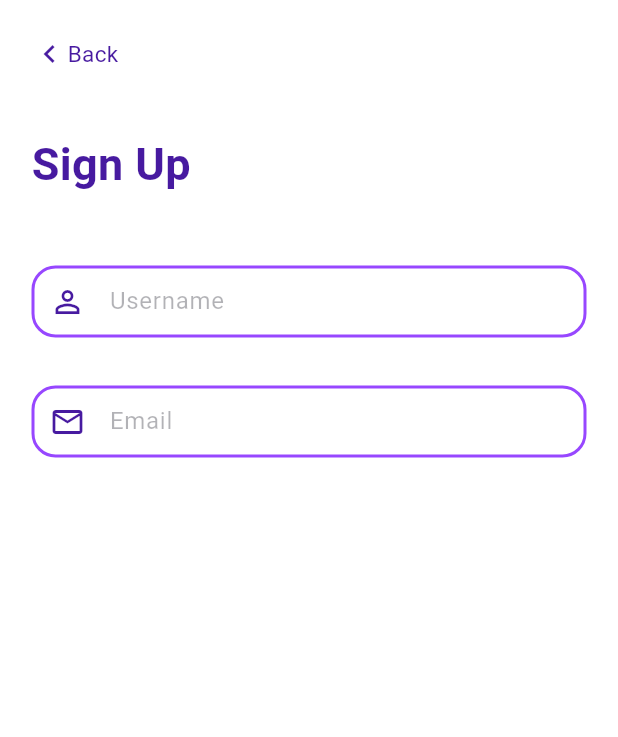
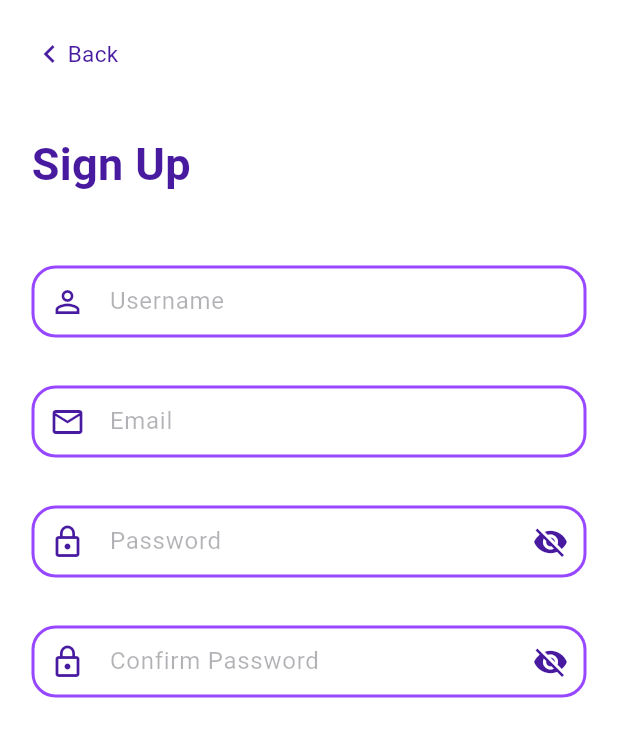
Before and after one commit to MartynaTyc/lab_mobilne, a Flutter app: the SignUpScreen screen opened directly, on a phone screen of 412 x 824 dp. Shown: the top 737 px of the screen. Run offline on Flutter 3.47's test engine with Material 3 defaults, Android fonts, the phone set to English and light mode, and no system bars.

Commit message:
na ekranie sign up - dodanie pola password i confirm password

```diff
--- a/lib/screens/sign_up_screen.dart
+++ b/lib/screens/sign_up_screen.dart
@@ -18,6 +18,12 @@ class _SignUpScreenState extends State<SignUpScreen> {
     borderRadius: BorderRadius.circular(borderRadius),
     borderSide: const BorderSide(color: borderColor, width: borderWidth),
   );
+
+  final passwordController = TextEditingController();
+  final confirmController = TextEditingController();
+
+  bool hidePassword = true;
+  bool hideConfirm = true;
 
   @override
   Widget build(BuildContext context) {
@@ -70,6 +76,51 @@ class _SignUpScreenState extends State<SignUpScreen> {
                     enabledBorder: border,
                     focusedBorder: border,),),),
 
+              const SizedBox(height: fieldToField),
+              SizedBox(
+                height: fieldHeight,
+                child: TextField(
+                  controller: passwordController,
+                  obscureText: hidePassword,
+                  decoration: InputDecoration(
+                    hintText: 'Password',
+                    hintStyle: const TextStyle(color: hintColor),
+                    prefixIcon: const Icon(Icons.lock_outline),
+                    prefixIconColor: titleColor,
+
+                    suffixIcon: IconButton(
+                      icon: Icon(hidePassword ? Icons.visibility_off : Icons.visibility, color: titleColor),
+                      onPressed: () {
+                        setState(() {
+                          hidePassword = !hidePassword;
+                        });
+                        },),
+                    contentPadding: EdgeInsets.zero,
+                    enabledBorder: border,
+                    focusedBorder: border,),),),
+
+              const SizedBox(height: fieldToField),
+              SizedBox(
+                height: fieldHeight,
+                child: TextField(
+                  controller: confirmController,
+                  obscureText: hideConfirm,
+                  decoration: InputDecoration(
+                    hintText: 'Confirm Password',
+                    hintStyle: const TextStyle(color: hintColor),
+                    prefixIcon: const Icon(Icons.lock_outline),
+                    prefixIconColor: titleColor,
+                    suffixIcon: IconButton(
+                      icon: Icon(hideConfirm ? Icons.visibility_off : Icons.visibility, color: titleColor),
+                      onPressed: () {
+                        setState(() {
+                          hideConfirm = !hideConfirm;
+                        });
+                      },),
+                    contentPadding: EdgeInsets.zero,
+                    enabledBorder: border,
+                    focusedBorder: border,),),),
+
             ],),),),);
   }
 }
```
